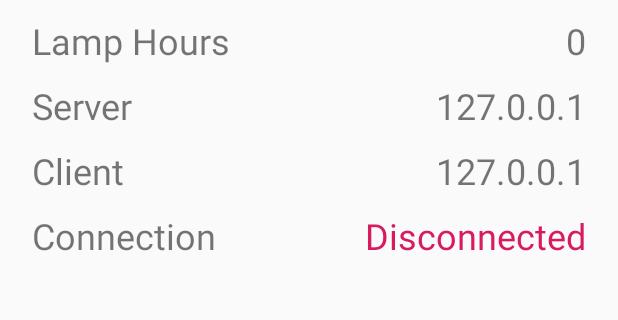
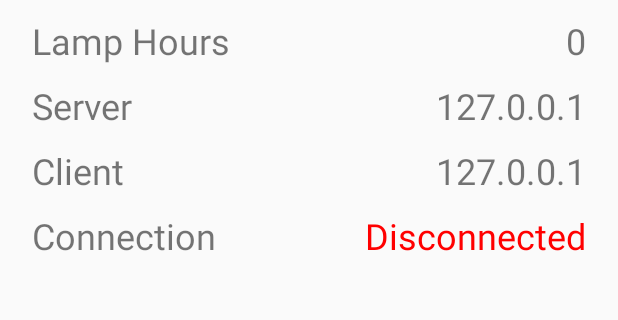
Before and after one commit to WcRnm/projector-app, an Android app: the screen it shows after launch (MainActivity), on a phone screen of 412 x 824 dp, the part 379-699 px from its top. Run offline under Robolectric (Android 15) with nearby library versions, the phone set to English and light mode, and no system bars; network calls fail.

Commit message:
set connection text color

```diff
--- a/clients/android/app/src/main/java/com/wcRnm/projectorController/MainActivity.kt
+++ b/clients/android/app/src/main/java/com/wcRnm/projectorController/MainActivity.kt
@@ -1,6 +1,7 @@
 package com.wcRnm.projectorController
 
 import android.content.Intent
+import android.graphics.Color
 import android.os.Bundle
 import android.os.Handler
 import androidx.appcompat.app.AppCompatActivity
@@ -48,7 +49,8 @@ class MainActivity : AppCompatActivity() {
         connStatus = status
         when (status) {
             ConnectionStatus.DISCONNECTED  -> {
-                this.setUiText(this.txtStatus, R.string.status_disconnected)
+                this.setUiText(txtStatus, R.string.status_disconnected)
+                this.setUiTextColor(txtStatus, Color.RED)
 
                 Handler().postDelayed(
                     {
@@ -62,13 +64,16 @@ class MainActivity : AppCompatActivity() {
                     }, 1000)
             }
             ConnectionStatus.CONNECTED     -> {
-                this.setUiText(this.txtStatus, R.string.status_connected)
+                this.setUiText(txtStatus, R.string.status_connected)
+                this.setUiTextColor(txtStatus, Color.GREEN)
             }
             ConnectionStatus.CONNECTING    -> {
-                this.setUiText(this.txtStatus, R.string.status_connecting)
+                this.setUiText(txtStatus, R.string.status_connecting)
+                this.setUiTextColor(txtStatus, Color.CYAN)
             }
             ConnectionStatus.DISCONNECTING -> {
-                this.setUiText(this.txtStatus, R.string.status_disconnecting)
+                this.setUiText(txtStatus, R.string.status_disconnecting)
+                this.setUiTextColor(txtStatus, Color.YELLOW)
             }
         }
     }
@@ -79,4 +84,8 @@ class MainActivity : AppCompatActivity() {
     private fun setUiText(textView: TextView?, resId: Int) {
         textView?.post(java.lang.Runnable { textView.setText(resId) })
     }
+
+    private fun setUiTextColor(textView: TextView?, color: Int) {
+        textView?.post(java.lang.Runnable { textView.setTextColor(color) })
+    }
 }
--- a/clients/android/app/src/main/res/layout/content_main.xml
+++ b/clients/android/app/src/main/res/layout/content_main.xml
@@ -125,7 +125,6 @@
                 android:layout_weight="0.5"
                 android:gravity="end"
                 android:text="@string/status_disconnected"
-                android:textColor="@color/colorAccent"
                 android:textSize="24sp" />
 
         </TableRow>
```
